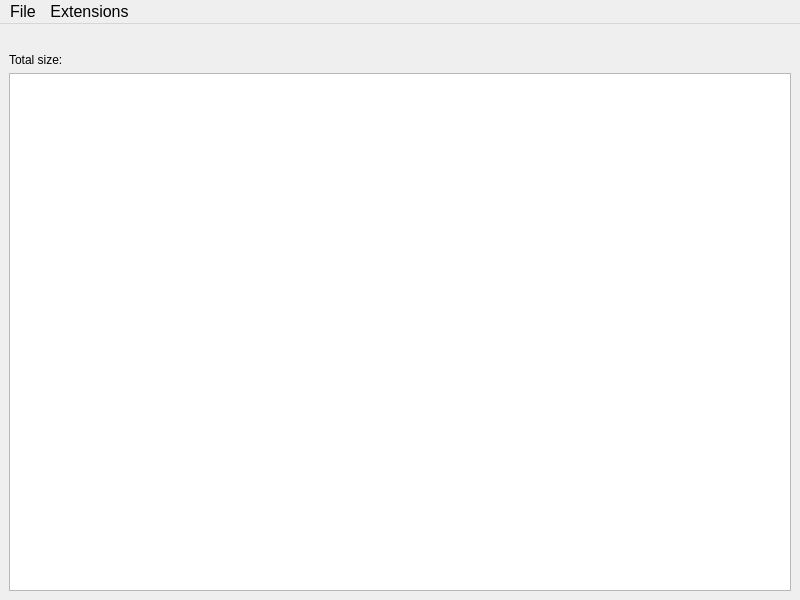
Old version of the form mainwindow.ui in the repository mirabiliss/edu-DirMonitor-Client.
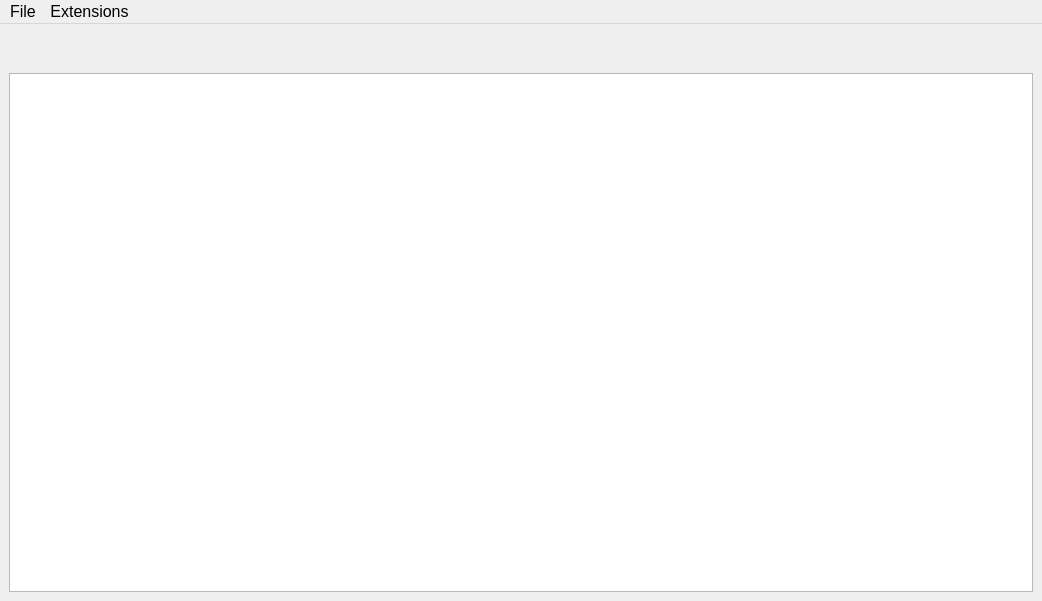
New version of the form.

The edit to the form file:
```diff
--- a/mainwindow.ui
+++ b/mainwindow.ui
@@ -6,8 +6,8 @@
    <rect>
     <x>0</x>
     <y>0</y>
-    <width>800</width>
-    <height>600</height>
+    <width>1042</width>
+    <height>601</height>
    </rect>
   </property>
   <property name="windowTitle">
@@ -23,22 +23,11 @@
      </widget>
     </item>
     <item>
-     <layout class="QHBoxLayout" name="horizontalLayout_2">
-      <item>
        <widget class="QLabel" name="totalSize_label">
         <property name="text">
-         <string>Total size: </string>
-        </property>
-       </widget>
-      </item>
-      <item>
-       <widget class="QLabel" name="totalSizeValue_label">
-        <property name="text">
          <string/>
         </property>
        </widget>
-      </item>
-     </layout>
     </item>
     <item>
      <widget class="QTableWidget" name="tableWidget"/>
@@ -50,7 +39,7 @@
     <rect>
      <x>0</x>
      <y>0</y>
-     <width>800</width>
+     <width>1042</width>
      <height>24</height>
     </rect>
    </property>
```
Lines whose indentation alone changed are shown as unchanged.
